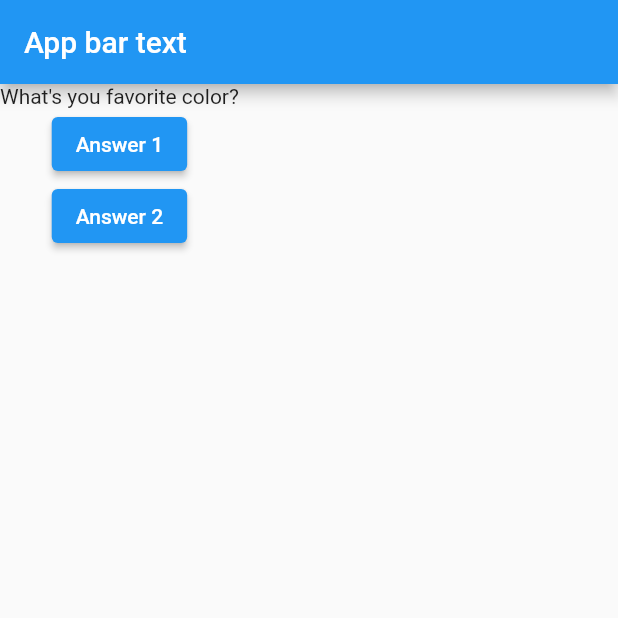
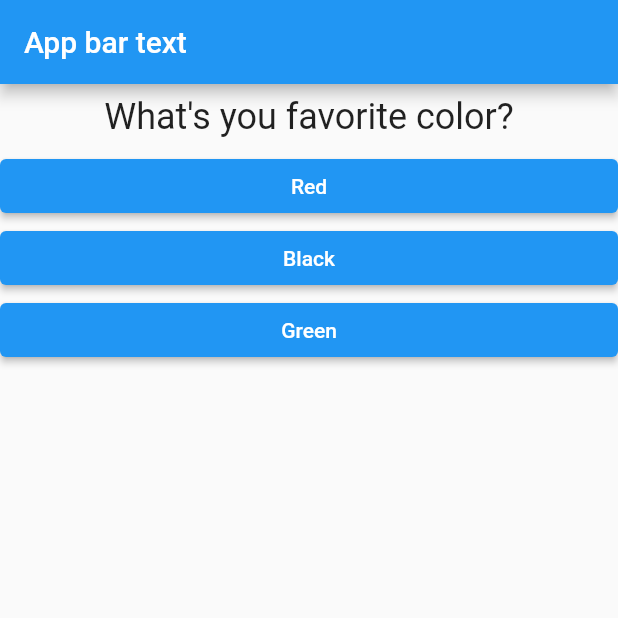
Before and after one commit to agolovanov-sharp/flutter_starter_guide, a Flutter app: the screen it shows after launch, on a phone screen of 412 x 824 dp, the top half of it. Run offline on Flutter 3.47's test engine with Material 2 defaults, Android fonts, the light colour scheme and no system bars.

Commit message:
layout; flutter basics; stateful widgets

```diff
--- /dev/null
+++ b/lib/answer.dart
@@ -0,0 +1,22 @@
+import 'package:flutter/material.dart';
+
+class Answer extends StatelessWidget {
+  final VoidCallback onClick;
+  final String text;
+
+  const Answer(this.onClick, this.text);
+
+  @override
+  Widget build(BuildContext context) {
+    return Container(
+      width: double.infinity,
+      child: ElevatedButton(
+        child: Text(text),
+        style: ButtonStyle(
+            backgroundColor: MaterialStateProperty.all(Colors.blue),
+            foregroundColor: MaterialStateProperty.all(Colors.white)),
+        onPressed: onClick,
+      ),
+    );
+  }
+}
--- a/lib/main.dart
+++ b/lib/main.dart
@@ -1,4 +1,6 @@
 import 'package:flutter/material.dart';
+import './question.dart';
+import './answer.dart';
 
 // void main(List<String> args) {
 //   runApp(MainApp());
@@ -6,34 +8,50 @@ import 'package:flutter/material.dart';
 
 void main() => runApp(MainApp());
 
-class MainApp extends StatelessWidget {
-  void answerChoosen() {
+class MainApp extends StatefulWidget {
+  @override
+  State<StatefulWidget> createState() {
+    return _MainAppState();
+  }
+}
+
+class _MainAppState extends State<MainApp> {
+  var _questionIndex = 0;
+
+  final questions = const [
+    {
+      'text': 'What\'s you favorite color?',
+      'answers': ['Red', 'Black', 'Green']
+    },
+    {
+      'text': 'What\'s you favorite animal?',
+      'answers': ['Rabbit', 'Cat', 'Dog']
+    },
+  ];
+
+  void _answerChoosen() {
+    setState(() {
+      _questionIndex += 1;
+    });
     print('Answer choosen');
   }
 
   @override
   Widget build(BuildContext context) {
-    var questions = [
-      'What\'s you favorite color?',
-      'What\'s you favorite animal?'
-    ];
-
     return MaterialApp(
       home: Scaffold(
         appBar: AppBar(
           title: Text('App bar text'),
         ),
-        body: Column(children: <Widget>[
-          Text(questions[0]),
-          ElevatedButton(
-            child: Text('Answer 1'),
-            onPressed: answerChoosen,
-          ),
-          ElevatedButton(
-            child: Text('Answer 2'),
-            onPressed: answerChoosen,
-          ),
-        ]),
+        body: _questionIndex < questions.length
+            ? Column(children: <Widget>[
+                Question(questions[_questionIndex]['text'] as String),
+                ...(questions[_questionIndex]['answers'] as List<String>)
+                    .map((e) => Answer(_answerChoosen, e))
+              ])
+            : Center(
+                child: Text('You did it'),
+              ),
       ),
     );
   }
--- /dev/null
+++ b/lib/question.dart
@@ -0,0 +1,20 @@
+import 'package:flutter/material.dart';
+
+class Question extends StatelessWidget {
+  final String questionText;
+
+  const Question(this.questionText);
+
+  @override
+  Widget build(BuildContext context) {
+    return Container(
+      child: Text(
+        questionText,
+        style: TextStyle(fontSize: 24),
+        textAlign: TextAlign.center,
+      ),
+      width: double.infinity,
+      margin: const EdgeInsets.all(8.0),
+    );
+  }
+}
--- a/pubspec.yaml
+++ b/pubspec.yaml
@@ -3,7 +3,7 @@ description: A new Flutter project.
 
 # The following line prevents the package from being accidentally published to
 # pub.dev using `pub publish`. This is preferred for private packages.
-publish_to: 'none' # Remove this line if you wish to publish to pub.dev
+publish_to: "none" # Remove this line if you wish to publish to pub.dev
 
 # The following defines the version and build number for your application.
 # A version number is three numbers separated by dots, like 1.2.43
@@ -18,12 +18,11 @@ publish_to: 'none' # Remove this line if you wish to publish to pub.dev
 version: 1.0.0+1
 
 environment:
-  sdk: ">=2.11.0 <3.0.0"
+  sdk: ">=2.17.5 <3.0.0"
 
 dependencies:
   flutter:
     sdk: flutter
-
 
   # The following adds the Cupertino Icons font to your application.
   # Use with the CupertinoIcons class for iOS style icons.
@@ -38,7 +37,6 @@ dev_dependencies:
 
 # The following section is specific to Flutter.
 flutter:
-
   # The following line ensures that the Material Icons font is
   # included with your application, so that you can use the icons in
   # the material Icons class.
```
Also changed, not shown: pubspec.lock, 1 other file.
